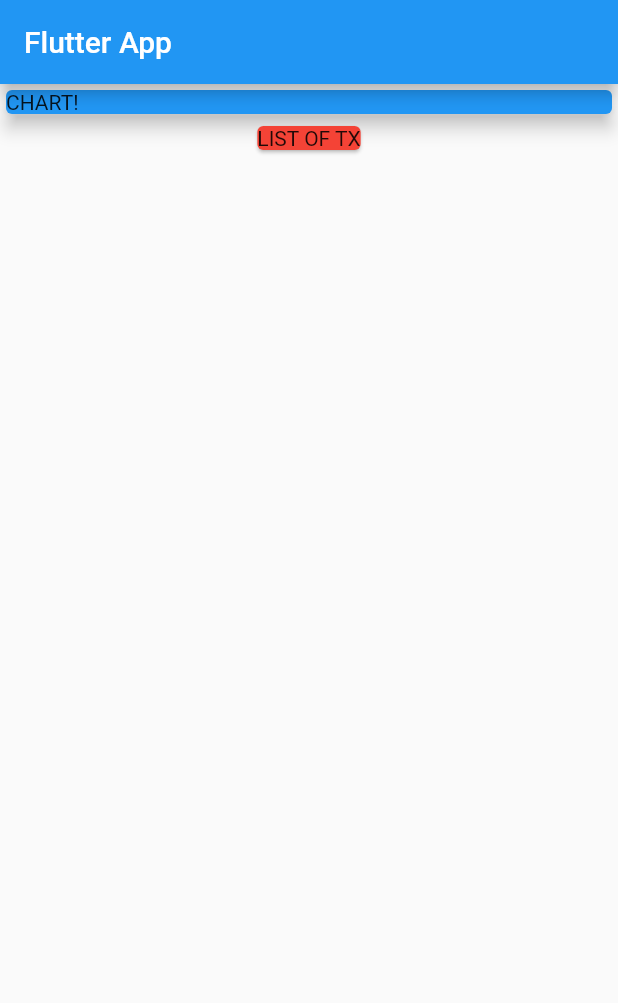
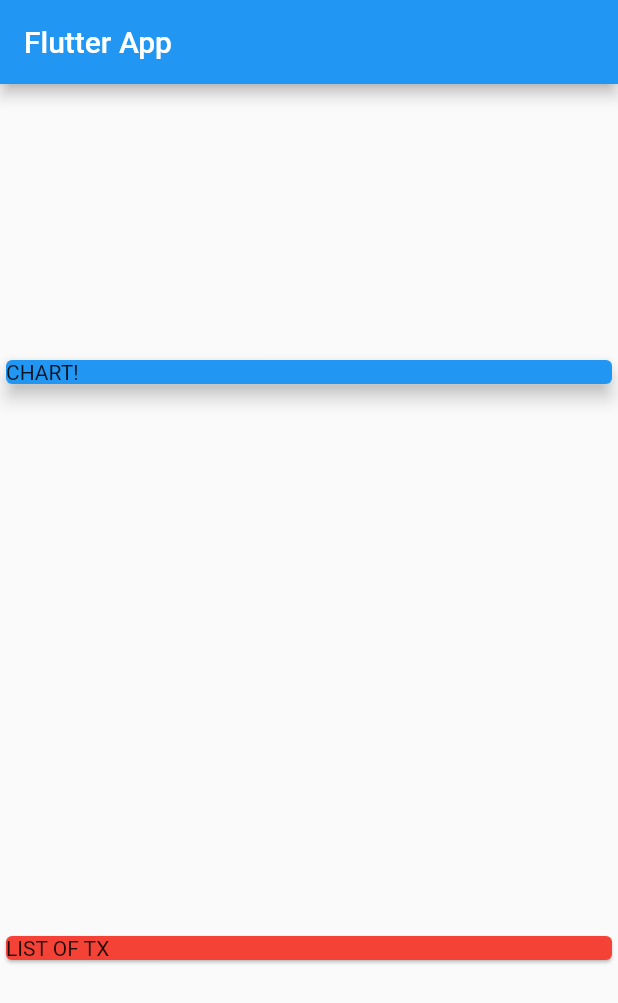
Before and after one commit to godo129/Flutter_Expense_App, a Flutter app: the screen it shows after launch, on a phone screen of 412 x 824 dp. Shown: the top 1003 px of the screen. Run offline on Flutter 3.47's test engine with Material 2 defaults, Android fonts, the phone set to English and light mode, and no system bars.

Commit message:
MainAxisAlignment , CrossAxisAlignment

```diff
--- a/lib/main.dart
+++ b/lib/main.dart
@@ -20,7 +20,8 @@ class MyHomePage extends StatelessWidget {
         title: Text('Flutter App'),
       ),
       body: Column(
-        // mainAxisAlignment: MainAxisAlignment.spaceAround, // 위치 잡기
+        mainAxisAlignment: MainAxisAlignment.spaceAround, // 위치 잡기
+        crossAxisAlignment: CrossAxisAlignment.stretch,
           children: <Widget>[
             Container(
               width: double.infinity,
```
